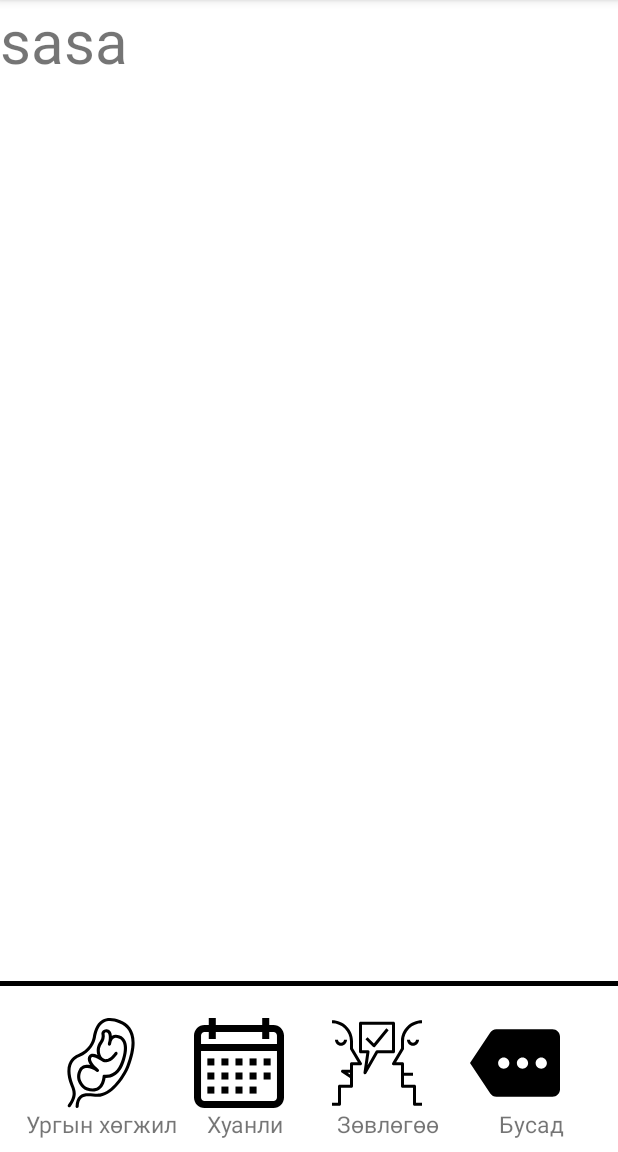
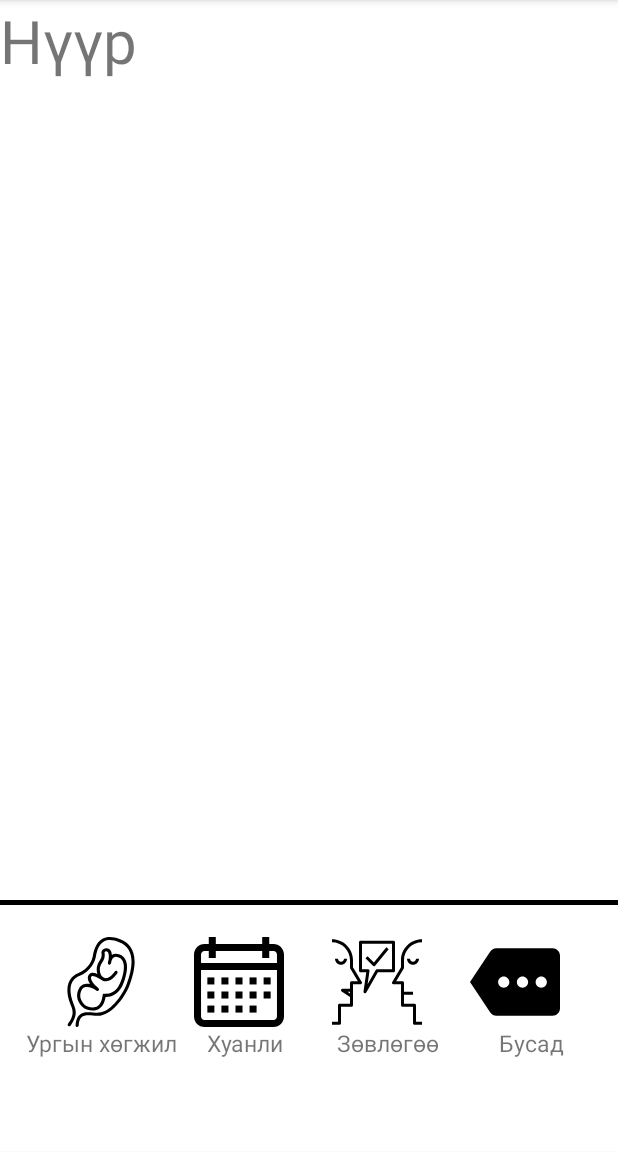
Before and after one commit to Ganhulug/Pregnancy, an Android app: the screen it shows after launch (Home_activity), on a phone screen of 412 x 824 dp, the part 84-1236 px from its top. Run offline under Robolectric (Android 15) with nearby library versions, the phone set to English and light mode, and no system bars.

Commit message:
Засвар дууслаа
Засвар дууслаа

```diff
--- a/app/src/main/res/layout/activity_calendar.xml
+++ b/app/src/main/res/layout/activity_calendar.xml
@@ -11,8 +11,7 @@
 
     <ScrollView
         android:layout_width="match_parent"
-        android:layout_height="0dp"
-        android:layout_weight=".85"
+        android:layout_height="650dp"
         android:background="#FFFF">
 
         <RelativeLayout
@@ -30,8 +29,7 @@
     </ScrollView>
     <LinearLayout
         android:layout_width="match_parent"
-        android:layout_height="0dp"
-        android:layout_weight=".15"
+        android:layout_height="match_parent"
         android:orientation="vertical"
         android:background="#FFFF">
         <ImageView
--- a/app/src/main/res/layout/activity_home_activity.xml
+++ b/app/src/main/res/layout/activity_home_activity.xml
@@ -11,7 +11,7 @@
     <ScrollView
         android:layout_width="match_parent"
         android:layout_height="0dp"
-        android:layout_weight=".85"
+        android:layout_weight=".78"
         android:background="#FFFF">
 
         <RelativeLayout
@@ -23,7 +23,7 @@
                 android:layout_width="wrap_content"
                 android:layout_height="wrap_content"
                 android:gravity="center"
-                android:text="sasa"
+                android:text="Нүүр"
                 android:textSize="40dp" />
         </RelativeLayout>
     </ScrollView>
@@ -31,7 +31,7 @@
     <LinearLayout
         android:layout_width="match_parent"
         android:layout_height="0dp"
-        android:layout_weight=".15"
+        android:layout_weight=".22"
         android:background="#FFFF"
         android:orientation="vertical">
 
--- a/app/src/main/res/layout/activity_more.xml
+++ b/app/src/main/res/layout/activity_more.xml
@@ -11,8 +11,7 @@
 
     <ScrollView
         android:layout_width="match_parent"
-        android:layout_height="0dp"
-        android:layout_weight=".85"
+        android:layout_height="650dp"
         android:background="#FFFF">
 
         <RelativeLayout
@@ -30,8 +29,7 @@
     </ScrollView>
     <LinearLayout
         android:layout_width="match_parent"
-        android:layout_height="0dp"
-        android:layout_weight=".15"
+        android:layout_height="match_parent"
         android:orientation="vertical"
         android:background="#FFFF">
         <ImageView
```
Also changed, not shown: app/src/main/res/layout/activity_advice.xml (+3 -4 lines).
